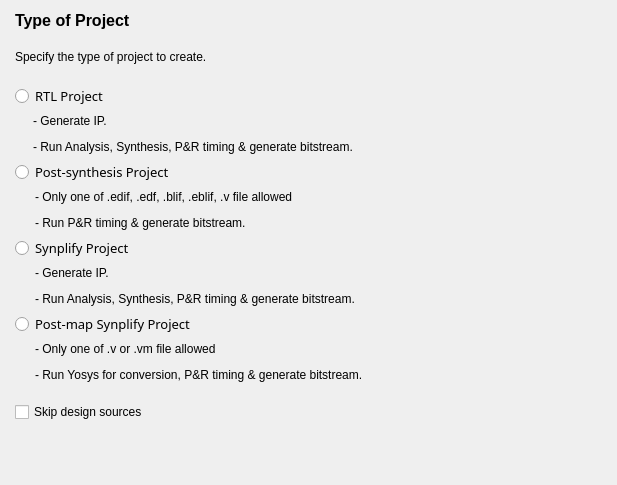
QuickLogic-Corp/FOEDAG, file src/NewProject/project_type_form.ui: the form before one commit.
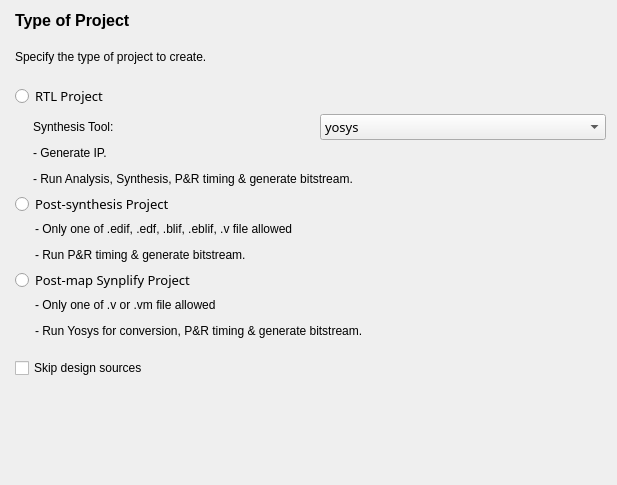
The form after the commit.

Commit message: Changes for the Synplify mode in GUI

What changed in the file:
```diff
--- a/src/NewProject/project_type_form.ui
+++ b/src/NewProject/project_type_form.ui
@@ -91,6 +91,40 @@
          <property name="spacing">
           <number>6</number>
          </property>
+         <item>
+            <layout class="QHBoxLayout" name="horizontalLayout_5">
+            <property name="spacing">
+            <number>0</number>
+            </property>
+            <item>
+            <widget class="QLabel" name="m_combobox_synthesis_tool_label">
+            <property name="text">
+                <string>Synthesis Tool:</string>
+            </property>
+            </widget>
+            </item>
+            <item>
+            <widget class="QComboBox" name="m_combobox_synthesis_tool">
+            <property name="font">
+                <font>
+                    <family>SimSun-ExtB</family>
+                    <pointsize>10</pointsize>
+                </font>
+                </property>
+                <item>
+                    <property name="text">
+                        <string>yosys</string>
+                    </property>
+                </item>
+                <item>
+                    <property name="text">
+                        <string>synplify</string>
+                    </property>
+                </item>
+            </widget>
+            </item>
+            </layout>
+        </item>
          <item>
           <widget class="QLabel" name="m_labelRTL">
            <property name="text">
@@ -164,65 +198,6 @@
        </item>
       </layout>
      </item>
-     <item>
-      <widget class="QRadioButton" name="m_radioBtnSynp">
-       <property name="font">
-        <font>
-         <family>SimSun-ExtB</family>
-         <pointsize>10</pointsize>
-        </font>
-       </property>
-       <property name="text">
-        <string>Synplify Project</string>
-       </property>
-      </widget>
-     </item>
-     <item>
-      <layout class="QHBoxLayout" name="horizontalLayout_3" stretch="3,0">
-       <property name="spacing">
-        <number>0</number>
-       </property>
-       <item>
-        <spacer name="horizontalSpacer_3">
-         <property name="orientation">
-          <enum>Qt::Horizontal</enum>
-         </property>
-         <property name="sizeType">
-          <enum>QSizePolicy::Maximum</enum>
-         </property>
-         <property name="sizeHint" stdset="0">
-          <size>
-           <width>20</width>
-           <height>20</height>
-          </size>
-         </property>
-        </spacer>
-       </item>
-       <item>
-        <layout class="QVBoxLayout" name="verticalLayout_6">
-         <property name="sizeConstraint">
-          <enum>QLayout::SetDefaultConstraint</enum>
-         </property>
-         <property name="leftMargin">
-          <number>0</number>
-         </property>
-         <item>
-          <widget class="QLabel" name="m_labelSYN">
-           <property name="text">
-            <string>&lt;html&gt;&lt;head/&gt;&lt;body&gt;&lt;p&gt;- Generate IP.&lt;/p&gt;&lt;p&gt;- Run Analysis, Synthesis, P&amp;amp;R timing &amp;amp; generate bitstream.&lt;/p&gt;&lt;/body&gt;&lt;/html&gt;</string>
-           </property>
-           <property name="textFormat">
-            <enum>Qt::AutoText</enum>
-           </property>
-           <property name="wordWrap">
-            <bool>true</bool>
-           </property>
-          </widget>
-         </item>
-        </layout>
-       </item>
-      </layout>
-     </item>
       <item>
       <widget class="QRadioButton" name="m_radioBtnPostMapSynp">
        <property name="font">
```
The commit also changes 5 other files.
